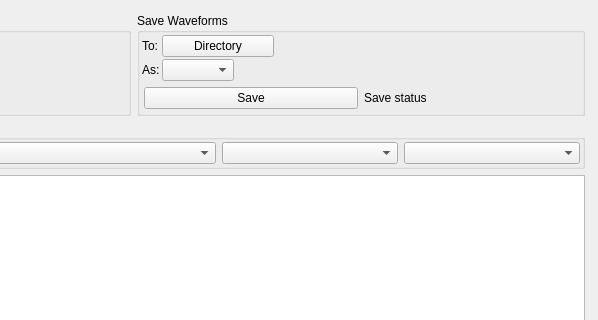
This is pyweed/gui/uic/WaveformDialog.ui in iris-edu/pyweed as Qt 5 draws it before an edit; both pictures show x 331 to 929 and y 0 to 320 of the 929 by 724 pixel window. The edited form follows.
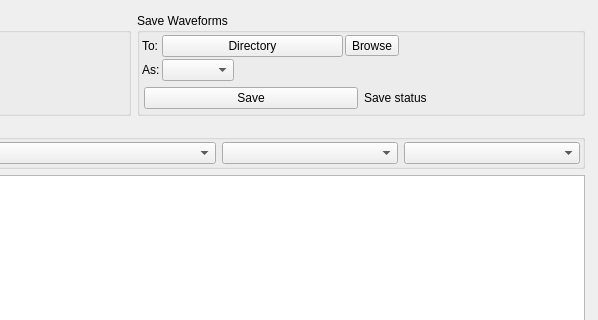
This is the edited form.

Patch:
```diff
--- a/pyweed/gui/uic/WaveformDialog.ui
+++ b/pyweed/gui/uic/WaveformDialog.ui
@@ -211,11 +211,11 @@
           <number>2</number>
          </property>
          <item>
-          <layout class="QGridLayout" name="gridLayout_2" columnstretch="0,0,1">
+          <layout class="QGridLayout" name="gridLayout_2" columnstretch="0,0,0,0">
            <property name="verticalSpacing">
             <number>2</number>
            </property>
-           <item row="0" column="2">
+           <item row="0" column="3">
             <spacer name="horizontalSpacer_3">
              <property name="orientation">
               <enum>Qt::Horizontal</enum>
@@ -278,6 +278,19 @@
              </property>
             </widget>
            </item>
+           <item row="0" column="2">
+            <widget class="QToolButton" name="saveDirectoryBrowseToolButton">
+             <property name="text">
+              <string>Browse</string>
+             </property>
+             <property name="iconSize">
+              <size>
+               <width>16</width>
+               <height>16</height>
+              </size>
+             </property>
+            </widget>
+           </item>
           </layout>
          </item>
          <item>
```
